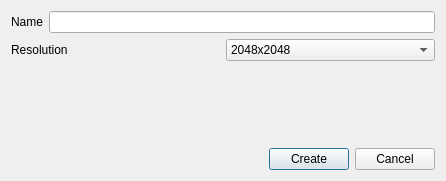
Above: QtUI/computelayerdialog.ui from Granada-Graphics-Group/Chisel3 before the change. Below: the same form after it.
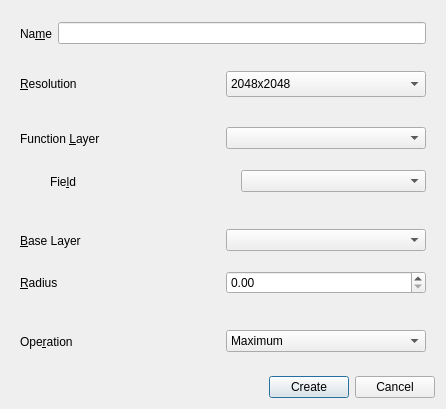
That is the form after the change.

Commit message: Topology operations UI. Windows executables. Bug fixes

What changed in the file:
```diff
--- a/QtUI/computelayerdialog.ui
+++ b/QtUI/computelayerdialog.ui
@@ -10,14 +10,27 @@
     <x>0</x>
     <y>0</y>
     <width>446</width>
-    <height>181</height>
+    <height>409</height>
    </rect>
   </property>
+  <property name="sizePolicy">
+   <sizepolicy hsizetype="Preferred" vsizetype="Minimum">
+    <horstretch>0</horstretch>
+    <verstretch>0</verstretch>
+   </sizepolicy>
+  </property>
+  <property name="minimumSize">
+   <size>
+    <width>446</width>
+    <height>0</height>
+   </size>
+  </property>
   <property name="windowTitle">
    <string>Create Layer</string>
   </property>
   <layout class="QVBoxLayout" name="verticalLayout">
    <item>
+    <widget class="QWidget" name="nameWidget" native="true">
     <layout class="QHBoxLayout" name="layerNameLayout">
      <item>
       <widget class="QLabel" name="nameLabel">
@@ -34,7 +47,10 @@
         </size>
        </property>
        <property name="text">
-        <string>Name</string>
+         <string>Na&amp;me</string>
+        </property>
+        <property name="buddy">
+         <cstring>nameTextEdit</cstring>
        </property>
       </widget>
      </item>
@@ -42,8 +58,10 @@
       <widget class="QLineEdit" name="nameTextEdit"/>
      </item>
     </layout>
+    </widget>
    </item>
    <item>
+    <widget class="QWidget" name="resolutionWidget" native="true">
     <layout class="QHBoxLayout" name="resolutionLayout">
      <item>
       <widget class="QLabel" name="resolutionLabel">
@@ -60,7 +78,10 @@
         </size>
        </property>
        <property name="text">
-        <string>Resolution</string>
+         <string>&amp;Resolution</string>
+        </property>
+        <property name="buddy">
+         <cstring>resolutionComboBox</cstring>
        </property>
       </widget>
      </item>
@@ -85,16 +106,182 @@
       </widget>
      </item>
     </layout>
+    </widget>
+   </item>
+   <item>
+    <widget class="QWidget" name="functionLayerWidget" native="true">
+     <layout class="QHBoxLayout" name="functionLayerLayout">
+      <property name="bottomMargin">
+       <number>1</number>
+      </property>
+      <item>
+       <widget class="QLabel" name="functionLayerLabel">
+        <property name="text">
+         <string>Function &amp;Layer</string>
+        </property>
+        <property name="buddy">
+         <cstring>functionLayerComboBox</cstring>
+        </property>
+       </widget>
+      </item>
+      <item>
+       <widget class="QComboBox" name="functionLayerComboBox"/>
+      </item>
+     </layout>
+    </widget>
+   </item>
+   <item>
+    <widget class="QWidget" name="fieldWidget" native="true">
+     <layout class="QHBoxLayout" name="fieldLayout">
+      <property name="topMargin">
+       <number>1</number>
+      </property>
+      <item>
+       <spacer name="fieldSpacer">
+        <property name="orientation">
+         <enum>Qt::Horizontal</enum>
+        </property>
+        <property name="sizeType">
+         <enum>QSizePolicy::Fixed</enum>
+        </property>
+        <property name="sizeHint" stdset="0">
+         <size>
+          <width>30</width>
+          <height>20</height>
+         </size>
+        </property>
+       </spacer>
+      </item>
+      <item>
+       <widget class="QLabel" name="fieldLabel">
+        <property name="text">
+         <string>Fie&amp;ld</string>
+        </property>
+        <property name="buddy">
+         <cstring>fieldComboBox</cstring>
+        </property>
+       </widget>
+      </item>
+      <item>
+       <widget class="QComboBox" name="fieldComboBox"/>
+      </item>
+     </layout>
+    </widget>
+   </item>
+   <item>
+    <widget class="QWidget" name="baseLayerWidget" native="true">
+     <layout class="QHBoxLayout" name="baseLayerLayout">
+      <property name="bottomMargin">
+       <number>1</number>
+      </property>
+      <item>
+       <widget class="QLabel" name="baseLayerLabel">
+        <property name="text">
+         <string>&amp;Base Layer</string>
+        </property>
+        <property name="buddy">
+         <cstring>baseLayerComboBox</cstring>
+        </property>
+       </widget>
+      </item>
+      <item>
+       <widget class="QComboBox" name="baseLayerComboBox"/>
+      </item>
+     </layout>
+    </widget>
+   </item>
+   <item>
+    <widget class="QWidget" name="radiusWidget" native="true">
+     <layout class="QHBoxLayout" name="radiusLayout">
+      <property name="topMargin">
+       <number>1</number>
+      </property>
+      <item>
+       <widget class="QLabel" name="radiusLabel">
+        <property name="text">
+         <string>&amp;Radius</string>
+        </property>
+        <property name="buddy">
+         <cstring>radiusSpinBox</cstring>
+        </property>
+       </widget>
+      </item>
+      <item>
+       <widget class="QDoubleSpinBox" name="radiusSpinBox"/>
+      </item>
+     </layout>
+    </widget>
+   </item>
+   <item>
+    <widget class="QWidget" name="operationWidget" native="true">
+     <layout class="QHBoxLayout" name="operationLayout">
+      <property name="bottomMargin">
+       <number>1</number>
+      </property>
+      <item>
+       <widget class="QLabel" name="operationLayerLabel">
+        <property name="text">
+         <string>Ope&amp;ration</string>
+        </property>
+        <property name="buddy">
+         <cstring>operationLayerComboBox</cstring>
+        </property>
+       </widget>
+      </item>
+      <item>
+       <widget class="QComboBox" name="operationLayerComboBox">
+        <item>
+         <property name="text">
+          <string>Maximum</string>
+         </property>
+        </item>
+        <item>
+         <property name="text">
+          <string>Minimum</string>
+         </property>
+        </item>
+        <item>
+         <property name="text">
+          <string>Mean</string>
+         </property>
+        </item>
+        <item>
+         <property name="text">
+          <string>Variance</string>
+         </property>
+        </item>
+        <item>
+         <property name="text">
+          <string>Standard Deviation</string>
+         </property>
+        </item>
+        <item>
+         <property name="text">
+          <string>Null</string>
+         </property>
+        </item>
+        <item>
+         <property name="text">
+          <string>No null</string>
+         </property>
+        </item>
+       </widget>
+      </item>
+     </layout>
+    </widget>
    </item>
    <item>
     <spacer name="verticalSpacer">
      <property name="orientation">
       <enum>Qt::Vertical</enum>
      </property>
+     <property name="sizeType">
+      <enum>QSizePolicy::Minimum</enum>
+     </property>
      <property name="sizeHint" stdset="0">
       <size>
        <width>20</width>
-       <height>40</height>
+       <height>10</height>
       </size>
      </property>
     </spacer>
```
Left out of the diff: 18 changed lines with no effect on the pictures. Lines whose indentation alone changed are shown as unchanged. The commit also changes 45 other files.
